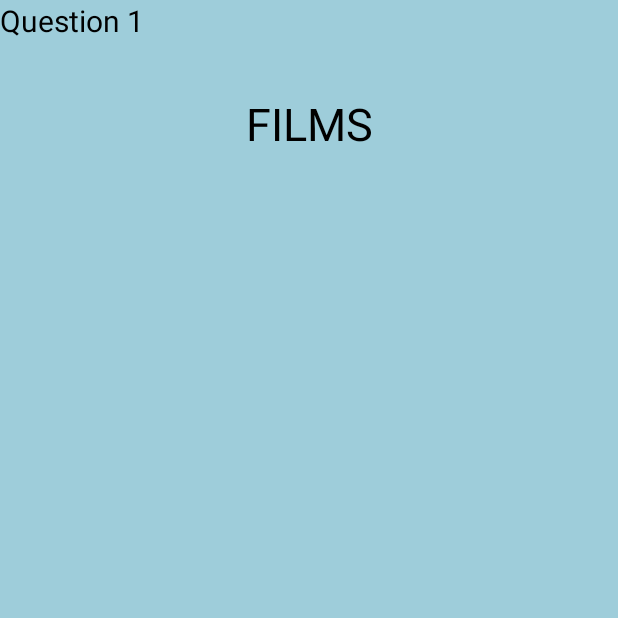
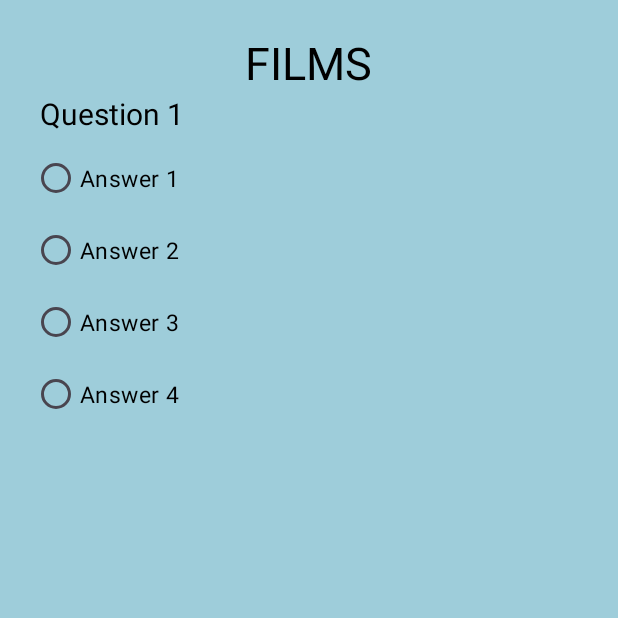
Before and after one commit to aidenhemmings/TriviaICE, an Android app: the Films screen opened directly, with no data from a screen before it, on a phone screen of 412 x 824 dp, the top half of it. Run offline under Robolectric (Android 15) with nearby library versions, the phone set to English and light mode, and no system bars; 1 statement that could not run was skipped.

Commit message:
Scroll View and Linear View added for films

```diff
--- a/app/src/main/AndroidManifest.xml
+++ b/app/src/main/AndroidManifest.xml
@@ -14,6 +14,9 @@
         android:supportsRtl="true"
         android:theme="@style/Theme.TriviaICE"
         tools:targetApi="31">
+        <activity
+            android:name=".Films2"
+            android:exported="false" />
         <activity
             android:name=".Games"
             android:exported="false" />
--- a/app/src/main/java/com/example/triviaice/Films.kt
+++ b/app/src/main/java/com/example/triviaice/Films.kt
@@ -1,12 +1,27 @@
 package com.example.triviaice
 
+import android.content.Intent
 import android.os.Bundle
+import android.widget.Button
+import android.widget.RadioButton
+import android.widget.RadioGroup
+import android.widget.TextView
 import androidx.activity.enableEdgeToEdge
 import androidx.appcompat.app.AppCompatActivity
 import androidx.core.view.ViewCompat
 import androidx.core.view.WindowInsetsCompat
 
 class Films : AppCompatActivity() {
+
+    private lateinit var questionText : TextView
+    private lateinit var answersGroup : RadioGroup
+    private lateinit var filmAnswer1 : RadioButton
+    private lateinit var filmAnswer2 : RadioButton
+    private lateinit var filmAnswer3 : RadioButton
+    private lateinit var filmAnswer4 : RadioButton
+
+
+
     override fun onCreate(savedInstanceState: Bundle?) {
         super.onCreate(savedInstanceState)
         enableEdgeToEdge()
@@ -16,5 +31,8 @@ class Films : AppCompatActivity() {
             v.setPadding(systemBars.left, systemBars.top, systemBars.right, systemBars.bottom)
             insets
         }
+
+
+
     }
 }
--- a/app/src/main/res/layout/activity_films.xml
+++ b/app/src/main/res/layout/activity_films.xml
@@ -1,37 +1,98 @@
 <?xml version="1.0" encoding="utf-8"?>
-<androidx.constraintlayout.widget.ConstraintLayout xmlns:android="http://schemas.android.com/apk/res/android"
+<!--<androidx.constraintlayout.widget.ConstraintLayout xmlns:android="http://schemas.android.com/apk/res/android"
     xmlns:app="http://schemas.android.com/apk/res-auto"
     xmlns:tools="http://schemas.android.com/tools"
     android:id="@+id/main"
     android:layout_width="match_parent"
     android:layout_height="match_parent"
     android:background="#9ecdda"
-    tools:context=".Films">
+    tools:context=".Films">-->
+
+
+   <ScrollView
+    android:id="@+id/filmScrollView"
+    xmlns:android="http://schemas.android.com/apk/res/android"
+    android:layout_width="match_parent"
+    android:layout_height="match_parent"
+    android:padding="16dp"
+    android:background="#9ecdda">
+
+    <LinearLayout
+        android:id="@+id/filmLinearLayout"
+        android:layout_width="match_parent"
+        android:layout_height="wrap_content"
+        android:padding="5dp"
+        android:orientation="vertical">
 
         <TextView
-        android:id="@+id/lblFilmsHeading"
+            android:id="@+id/filmsHeading"
             android:layout_width="wrap_content"
             android:layout_height="wrap_content"
-        android:layout_marginStart="163dp"
-        android:layout_marginTop="16dp"
-        android:layout_marginEnd="163dp"
-        android:layout_marginBottom="675dp"
             android:text="Films"
+            android:textSize="30dp"
             android:textAllCaps="true"
             android:textColor="@color/black"
-        android:textSize="30sp"
-        app:layout_constraintBottom_toBottomOf="parent"
-        app:layout_constraintEnd_toEndOf="parent"
-        app:layout_constraintStart_toStartOf="parent"
-        app:layout_constraintTop_toTopOf="parent" />
+            android:layout_gravity="center"
+            android:textAlignment="center"/>
 
         <TextView
-        android:id="@+id/lblFilmQuestion1"
+            android:id="@+id/filmQuestion1"
             android:layout_width="wrap_content"
             android:layout_height="wrap_content"
             android:text="Question 1"
+            android:paddingLeft="5dp"
             android:textSize="20dp"
-        android:textColor="@color/black"
-        tools:layout_editor_absoluteX="51dp"
-        tools:layout_editor_absoluteY="96dp" />
-</androidx.constraintlayout.widget.ConstraintLayout>
+            android:textColor="@color/black"/>
+
+        <RadioGroup
+            android:id="@+id/fimRGroup1"
+            android:layout_width="wrap_content"
+            android:layout_height="wrap_content"
+            android:paddingTop="5dp"
+            android:orientation="vertical">
+
+            <RadioButton
+                android:id="@+id/filmQ1A1"
+                android:layout_width="wrap_content"
+                android:layout_height="wrap_content"
+                android:text="Answer 1"
+                android:textSize="15dp"
+                android:textColor="@color/black" />
+
+            <RadioButton
+                android:id="@+id/filmQ1A2"
+                android:layout_width="wrap_content"
+                android:layout_height="wrap_content"
+                android:text="Answer 2"
+                android:textSize="15dp"
+                android:textColor="@color/black"/>
+
+            <RadioButton
+                android:id="@+id/filmQ1A3"
+                android:layout_width="wrap_content"
+                android:layout_height="wrap_content"
+                android:text="Answer 3"
+                android:textSize="15dp"
+                android:textColor="@color/black" />
+
+            <RadioButton
+                android:id="@+id/filmQ1A4"
+                android:layout_width="wrap_content"
+                android:layout_height="wrap_content"
+                android:text="Answer 4"
+                android:textSize="15dp"
+                android:textColor="@color/black" />
+
+
+
+        </RadioGroup>
+
+
+    </LinearLayout>
+
+
+
+</ScrollView>
+
+<!--
+</androidx.constraintlayout.widget.ConstraintLayout>-->
```
Lines whose indentation alone changed are shown as unchanged.
